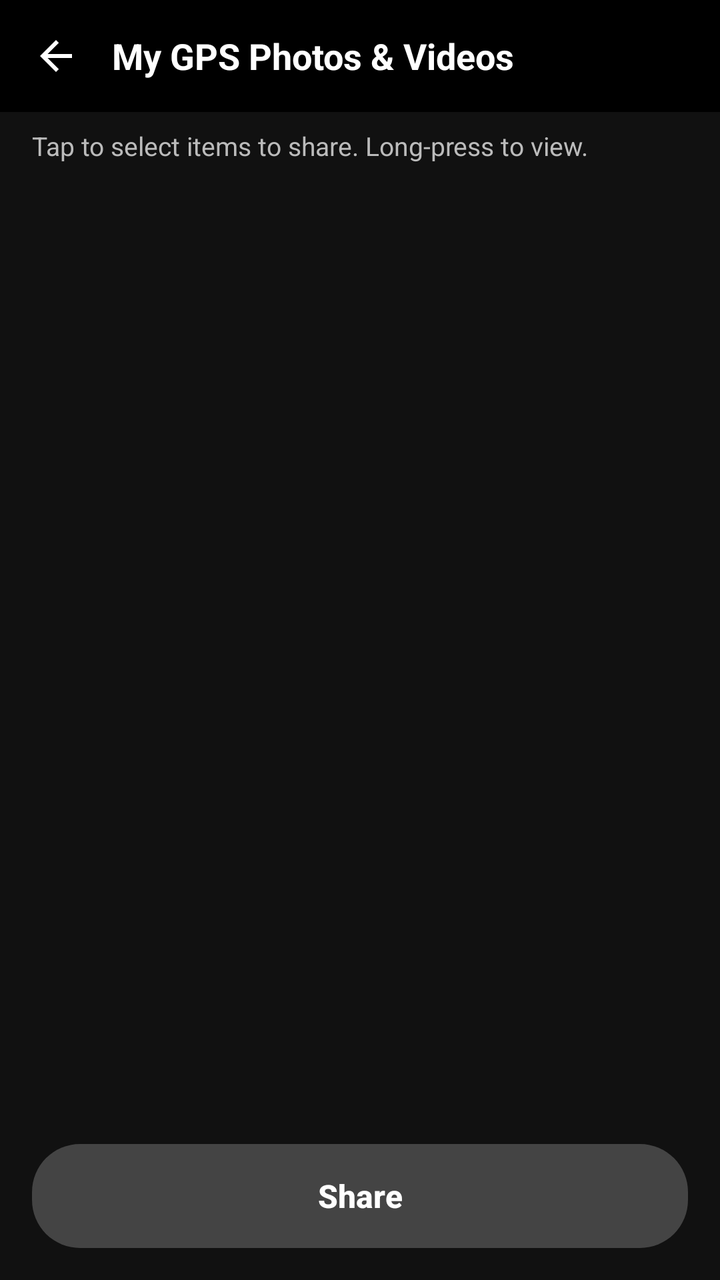
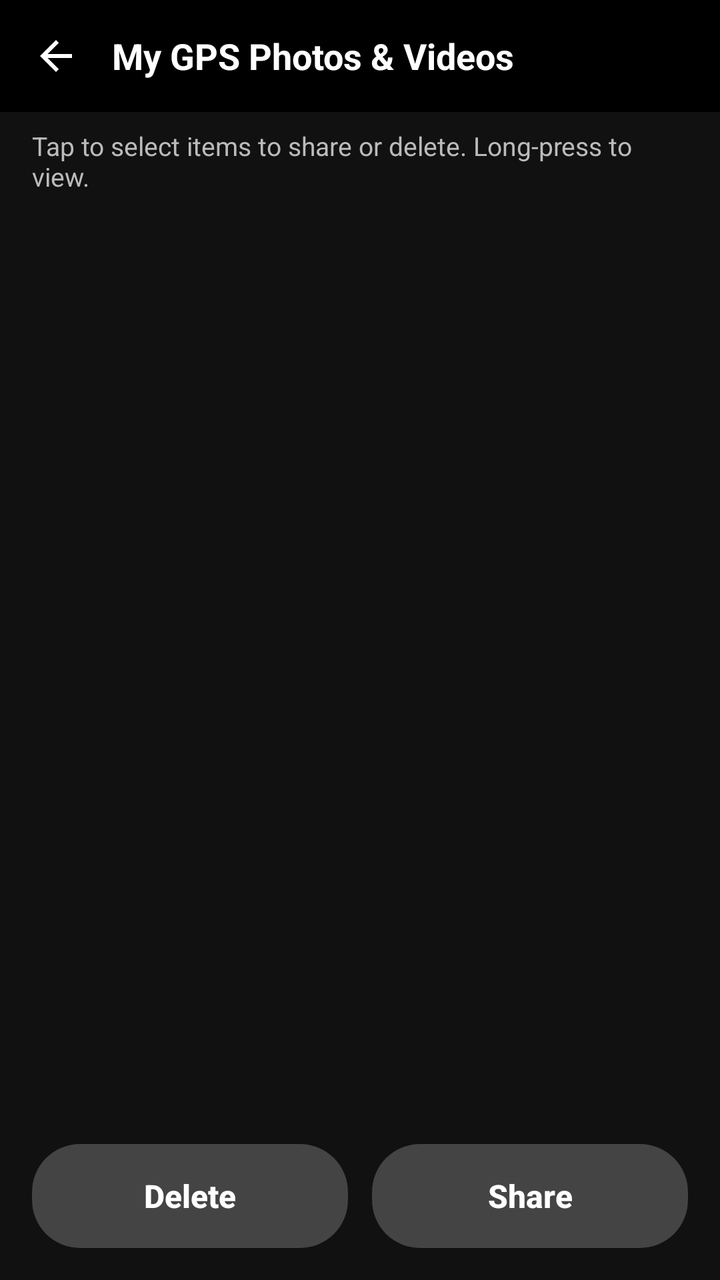

Compare the two renders of this Android layout. The source of the first and the diff that turns it into the second are given below.
<!-- AndroidManifest.xml: application theme Theme.GPSMapCamera -->
<!-- res/layout/activity_gallery.xml -->
<?xml version="1.0" encoding="utf-8"?>
<LinearLayout xmlns:android="http://schemas.android.com/apk/res/android"
    android:layout_width="match_parent"
    android:layout_height="match_parent"
    android:background="#111111"
    android:orientation="vertical">

    
    <LinearLayout
        android:layout_width="match_parent"
        android:layout_height="56dp"
        android:background="#000000"
        android:gravity="center_vertical"
        android:orientation="horizontal"
        android:paddingEnd="8dp">

        <ImageButton
            android:id="@+id/backButton"
            android:layout_width="56dp"
            android:layout_height="56dp"
            android:background="@android:color/transparent"
            android:contentDescription="@string/back"
            android:src="@drawable/ic_back" />

        <TextView
            android:id="@+id/titleText"
            android:layout_width="0dp"
            android:layout_height="wrap_content"
            android:layout_weight="1"
            android:text="@string/gallery_title"
            android:textColor="#FFFFFF"
            android:textSize="18sp"
            android:textStyle="bold" />

        <TextView
            android:id="@+id/clearButton"
            android:layout_width="wrap_content"
            android:layout_height="wrap_content"
            android:padding="12dp"
            android:text="@string/clear_selection"
            android:textColor="#2EBD73"
            android:textSize="14sp"
            android:textStyle="bold"
            android:visibility="gone" />
    </LinearLayout>

    <TextView
        android:id="@+id/hintText"
        android:layout_width="match_parent"
        android:layout_height="wrap_content"
        android:paddingStart="16dp"
        android:paddingTop="8dp"
        android:paddingEnd="16dp"
        android:paddingBottom="8dp"
        android:text="@string/gallery_hint"
        android:textColor="#BBBBBB"
        android:textSize="13sp" />

    <FrameLayout
        android:layout_width="match_parent"
        android:layout_height="0dp"
        android:layout_weight="1">

        <androidx.recyclerview.widget.RecyclerView
            android:id="@+id/grid"
            android:layout_width="match_parent"
            android:layout_height="match_parent"
            android:clipToPadding="false"
            android:padding="2dp" />

        <TextView
            android:id="@+id/emptyText"
            android:layout_width="wrap_content"
            android:layout_height="wrap_content"
            android:layout_gravity="center"
            android:gravity="center"
            android:padding="24dp"
            android:text="@string/gallery_empty"
            android:textColor="#BBBBBB"
            android:textSize="15sp"
            android:visibility="gone" />
    </FrameLayout>

    <Button
        android:id="@+id/shareSelectedButton"
        android:layout_width="match_parent"
        android:layout_height="52dp"
        android:layout_margin="16dp"
        android:background="@drawable/share_button_background"
        android:enabled="false"
        android:text="@string/share"
        android:textAllCaps="false"
        android:textColor="#FFFFFF"
        android:textSize="16sp"
        android:textStyle="bold" />
</LinearLayout>
<!-- resources referenced by this layout -->
<resources>
  <!-- drawable ic_back (drawable) -->
  <?xml version="1.0" encoding="utf-8"?>
  <vector xmlns:android="http://schemas.android.com/apk/res/android"
      android:width="24dp"
      android:height="24dp"
      android:viewportWidth="24"
      android:viewportHeight="24">
      <path
          android:fillColor="#FFFFFF"
          android:pathData="M20,11H7.83l5.59,-5.59L12,4l-8,8 8,8 1.41,-1.41L7.83,13H20v-2z" />
  </vector>
  <!-- drawable share_button_background (drawable) -->
  <?xml version="1.0" encoding="utf-8"?>
  <selector xmlns:android="http://schemas.android.com/apk/res/android">
      <item android:state_enabled="false">
          <shape android:shape="rectangle">
              <solid android:color="#444444" />
              <corners android:radius="24dp" />
          </shape>
      </item>
      <item>
          <shape android:shape="rectangle">
              <solid android:color="#1F7A4D" />
              <corners android:radius="24dp" />
          </shape>
      </item>
  </selector>
  <string name="back">Back</string>
  <string name="clear_selection">Clear</string>
  <string name="gallery_empty">No photos or videos yet.\nTake one with the camera.</string>
  <string name="gallery_hint">Tap to select items to share. Long-press to view.</string>
  <string name="gallery_title">My GPS Photos &amp; Videos</string>
  <string name="share">Share</string>
  <style name="Theme.GPSMapCamera" parent="Theme.AppCompat.NoActionBar">
          <item name="android:windowBackground">@android:color/black</item>
          <item name="android:statusBarColor">@android:color/black</item>
          <item name="android:navigationBarColor">@android:color/black</item>
      </style>
</resources>

<!-- the commit's change to res/layout/activity_gallery.xml (unified diff, before → after) -->
@@ -81,16 +81,37 @@
             android:visibility="gone" />
     </FrameLayout>
 
-    <Button
-        android:id="@+id/shareSelectedButton"
+    <LinearLayout
         android:layout_width="match_parent"
-        android:layout_height="52dp"
+        android:layout_height="wrap_content"
         android:layout_margin="16dp"
-        android:background="@drawable/share_button_background"
-        android:enabled="false"
-        android:text="@string/share"
-        android:textAllCaps="false"
-        android:textColor="#FFFFFF"
-        android:textSize="16sp"
-        android:textStyle="bold" />
+        android:orientation="horizontal">
+
+        <Button
+            android:id="@+id/deleteSelectedButton"
+            android:layout_width="0dp"
+            android:layout_height="52dp"
+            android:layout_marginEnd="12dp"
+            android:layout_weight="1"
+            android:background="@drawable/delete_button_background"
+            android:enabled="false"
+            android:text="@string/delete"
+            android:textAllCaps="false"
+            android:textColor="#FFFFFF"
+            android:textSize="16sp"
+            android:textStyle="bold" />
+
+        <Button
+            android:id="@+id/shareSelectedButton"
+            android:layout_width="0dp"
+            android:layout_height="52dp"
+            android:layout_weight="1"
+            android:background="@drawable/share_button_background"
+            android:enabled="false"
+            android:text="@string/share"
+            android:textAllCaps="false"
+            android:textColor="#FFFFFF"
+            android:textSize="16sp"
+            android:textStyle="bold" />
+    </LinearLayout>
 </LinearLayout>
<!-- resource entries referenced after the edit -->
@@ -1,5 +1,21 @@
 <!-- resources referenced by this layout -->
 <resources>
+  <!-- drawable delete_button_background (drawable) -->
+  <?xml version="1.0" encoding="utf-8"?>
+  <selector xmlns:android="http://schemas.android.com/apk/res/android">
+      <item android:state_enabled="false">
+          <shape android:shape="rectangle">
+              <solid android:color="#444444" />
+              <corners android:radius="24dp" />
+          </shape>
+      </item>
+      <item>
+          <shape android:shape="rectangle">
+              <solid android:color="#D32F2F" />
+              <corners android:radius="24dp" />
+          </shape>
+      </item>
+  </selector>
   <!-- drawable ic_back (drawable) -->
   <?xml version="1.0" encoding="utf-8"?>
   <vector xmlns:android="http://schemas.android.com/apk/res/android"
@@ -29,8 +45,9 @@
   </selector>
   <string name="back">Back</string>
   <string name="clear_selection">Clear</string>
+  <string name="delete">Delete</string>
   <string name="gallery_empty">No photos or videos yet.\nTake one with the camera.</string>
-  <string name="gallery_hint">Tap to select items to share. Long-press to view.</string>
+  <string name="gallery_hint">Tap to select items to share or delete. Long-press to view.</string>
   <string name="gallery_title">My GPS Photos &amp; Videos</string>
   <string name="share">Share</string>
   <style name="Theme.GPSMapCamera" parent="Theme.AppCompat.NoActionBar">
